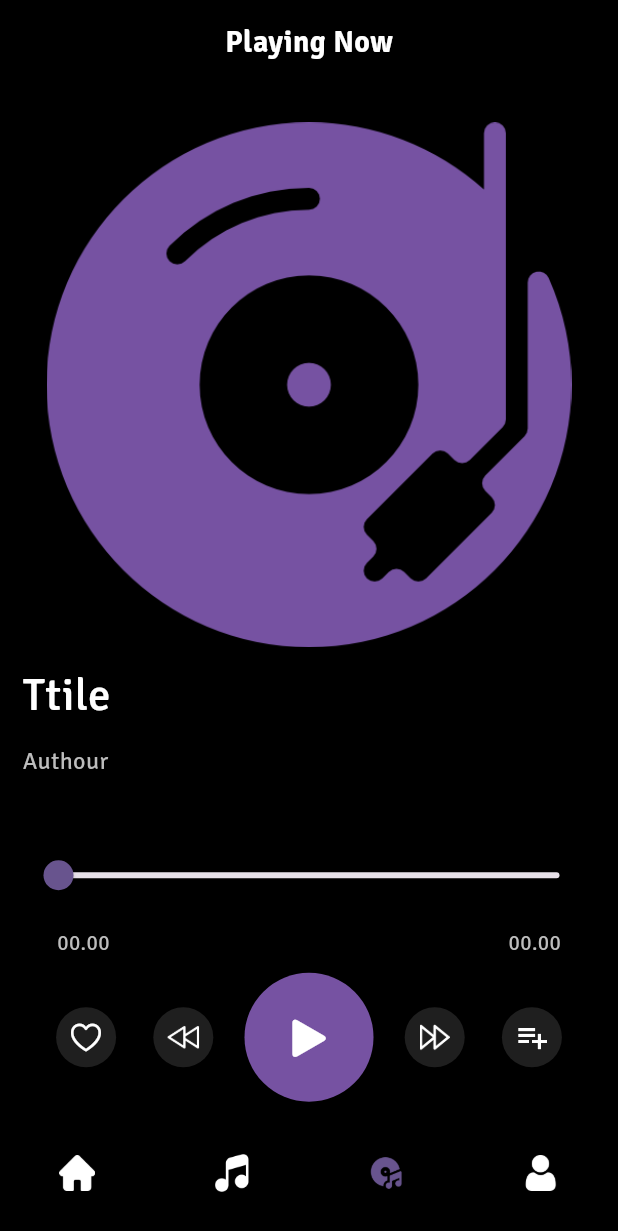
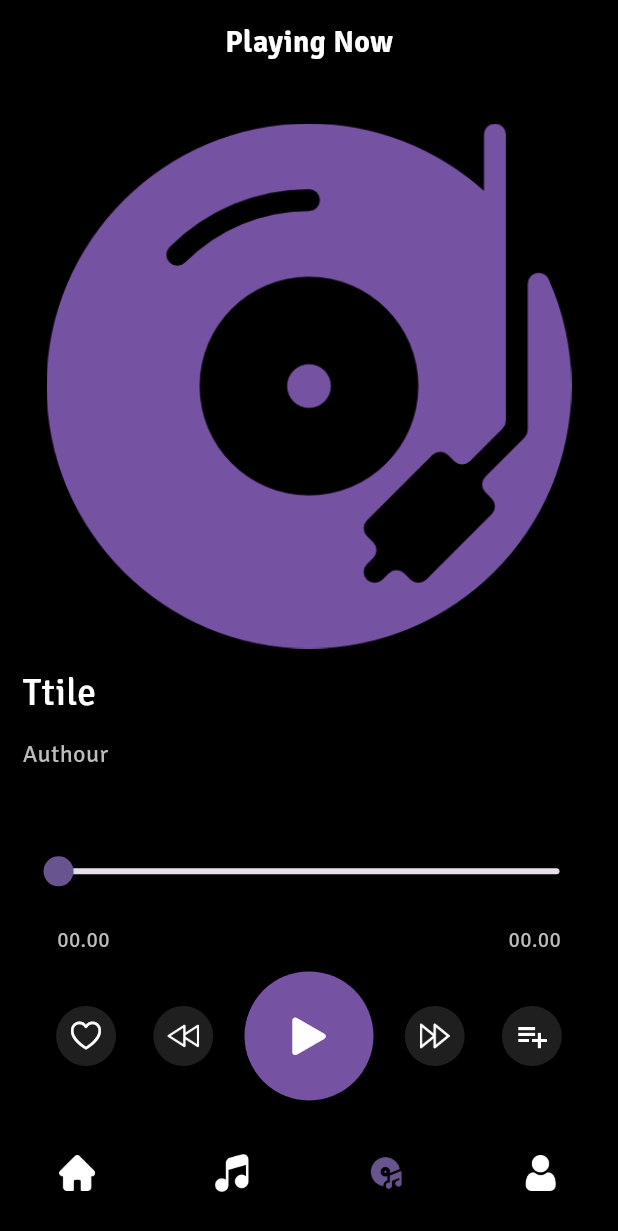
Before and after one commit to akshayn1/music_app, a Flutter app: the screen it shows after launch, item 3 of the bottom bar chosen, on a phone screen of 412 x 824 dp. Shown: the top 1231 px of the screen. Run offline on Flutter 3.47's test engine with Material 3 defaults, Android fonts, the phone set to English and light mode, and no system bars; our stand-ins replace bloc, dartz, flutter_bloc, freezed_annotation, hive_flutter, image_picker and 3 more; accounts and stored records are empty.

Commit message:
All screen music list font reduced

```diff
--- a/lib/UI/Home/widgets/fav_tiles.dart
+++ b/lib/UI/Home/widgets/fav_tiles.dart
@@ -44,7 +44,7 @@ class FavTiles extends StatelessWidget {
               title,
               style: TextStyle(
                   color: kPrimaryColor,
-                  fontSize: 19,
+                  fontSize: 14,
                   fontWeight: FontWeight.w600),
             ),
             subtitle: Text(
--- a/lib/UI/Musics/widgets/music_tile.dart
+++ b/lib/UI/Musics/widgets/music_tile.dart
@@ -62,7 +62,7 @@ class MusicTile extends StatelessWidget {
                       overflow: TextOverflow.ellipsis,
                       title,
                       style: const TextStyle(
-                          fontSize: 19,
+                          fontSize: 14,
                           color: Colors.white,
                           fontWeight: FontWeight.w700),
                     ),
--- a/lib/UI/Player/player_screen.dart
+++ b/lib/UI/Player/player_screen.dart
@@ -78,7 +78,7 @@ class PlayerScreen extends StatelessWidget {
                       : state.musicList[index].title,
                   style: const TextStyle(
                       color: Colors.white,
-                      fontSize: 30,
+                      fontSize: 25,
                       fontWeight: FontWeight.w500),
                 ),
                 Text(
--- a/lib/UI/Playlist/widgets/playlist_tile.dart
+++ b/lib/UI/Playlist/widgets/playlist_tile.dart
@@ -78,7 +78,7 @@ class PlaylistTile extends StatelessWidget {
                                       overflow: TextOverflow.ellipsis,
                                       musicList.title,
                                       style: const TextStyle(
-                                          fontSize: 19,
+                                          fontSize: 14,
                                           color: Colors.white,
                                           fontWeight: FontWeight.w700),
                                     ),
```
